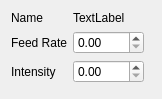
Before: the Qt Designer form template/path.ui in panzergame/dxfplotter, drawn with Qt 5.
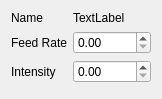
After: the same form once the commit is applied.

Patch:
```diff
--- a/template/path.ui
+++ b/template/path.ui
@@ -20,7 +20,7 @@
       <enum>QLayout::SetDefaultConstraint</enum>
      </property>
      <property name="fieldGrowthPolicy">
-      <enum>QFormLayout::ExpandingFieldsGrow</enum>
+      <enum>QFormLayout::AllNonFixedFieldsGrow</enum>
      </property>
      <property name="formAlignment">
       <set>Qt::AlignLeading|Qt::AlignLeft|Qt::AlignTop</set>
```
